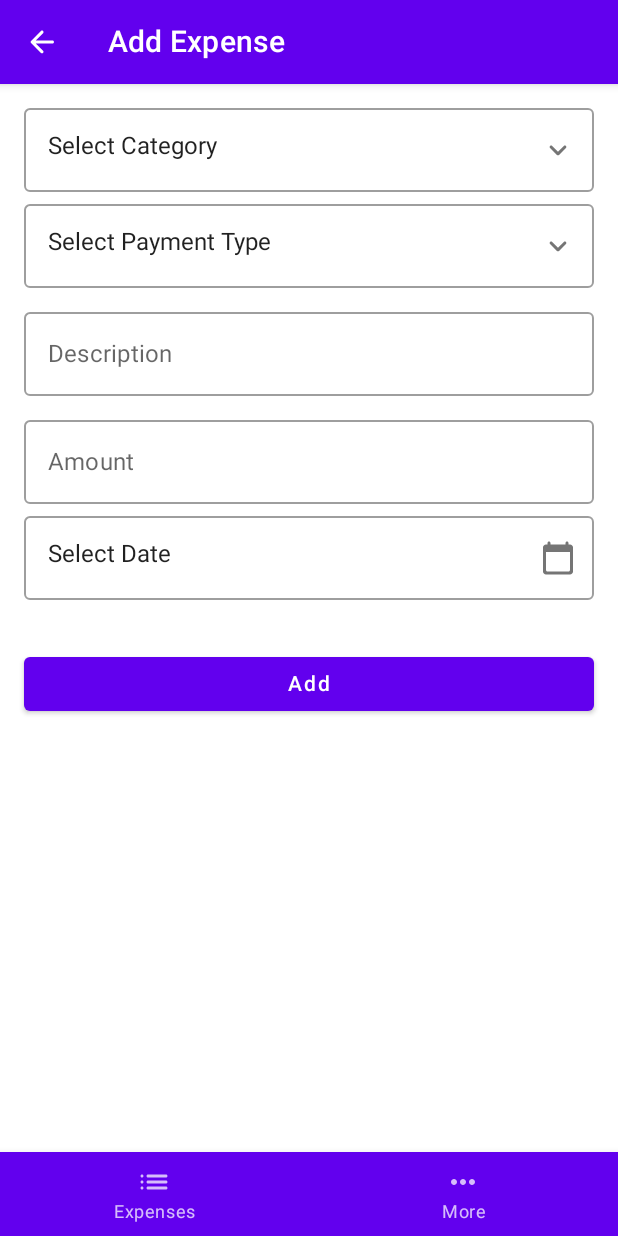
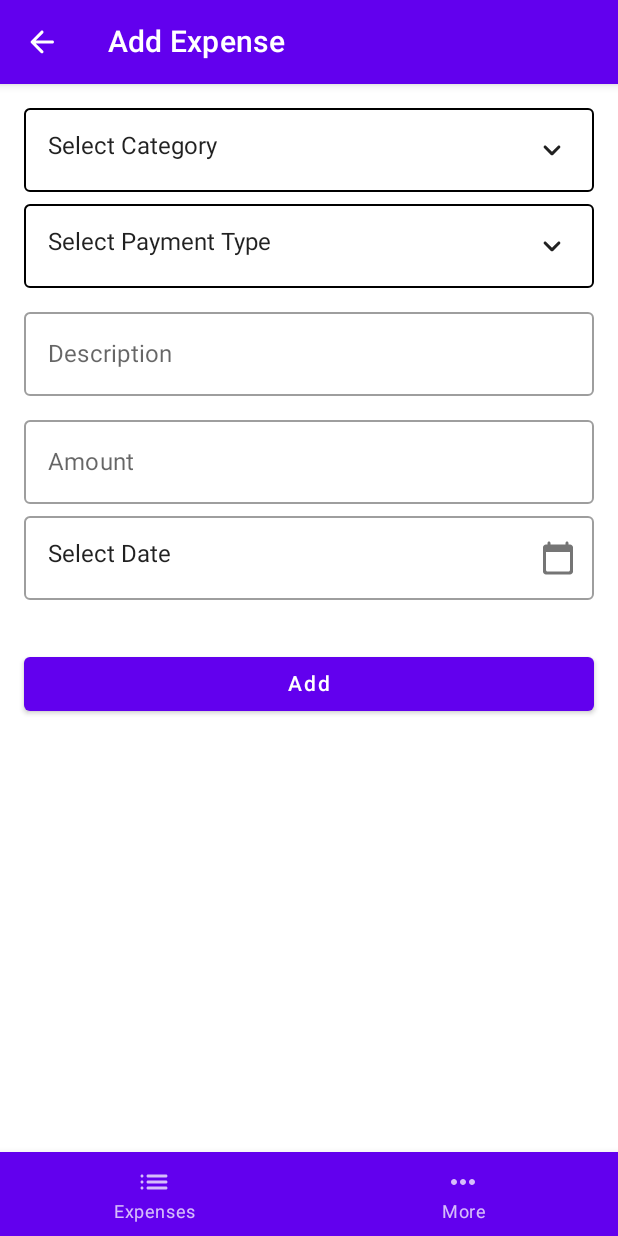
Before and after one commit to vengateshm/android_jetpack_compose_expense_tracker, an Android app built with Jetpack Compose: the expense_add screen opened through its navigation route, on a phone screen of 412 x 824 dp. Run offline under Robolectric (Android 15) with nearby library versions, the light colour scheme and no system bars; our stand-ins replace Dagger/Hilt's generated code, Room's generated code.

Commit message:
outline dropdown holder composable created

```diff
--- a/app/src/main/java/com/android/vengateshm/expensetracker/presentation/expenseAdd/components/ExpenseAdd.kt
+++ b/app/src/main/java/com/android/vengateshm/expensetracker/presentation/expenseAdd/components/ExpenseAdd.kt
@@ -6,8 +6,6 @@ import androidx.compose.foundation.text.KeyboardOptions
 import androidx.compose.material.*
 import androidx.compose.material.icons.Icons
 import androidx.compose.material.icons.rounded.CalendarToday
-import androidx.compose.material.icons.rounded.KeyboardArrowDown
-import androidx.compose.material.icons.rounded.KeyboardArrowUp
 import androidx.compose.runtime.Composable
 import androidx.compose.ui.Modifier
 import androidx.compose.ui.res.stringResource
@@ -44,27 +42,11 @@ fun ExpenseAdd(
             .padding(16.dp)
     ) {
         Box {
-            OutlinedTextField(
-                modifier = Modifier
-                    .fillMaxWidth(),
-                value = selectedExpenseCategoryName,
-                onValueChange = {
-
-                },
-                enabled = true,
-                trailingIcon = {
-                    Icon(
-                        imageVector = if (categoryListDropdownExpanded) Icons.Rounded.KeyboardArrowUp else
-                            Icons.Rounded.KeyboardArrowDown,
-                        contentDescription = null,
-                        modifier = Modifier.clickable(
-                            onClick = {
-                                onExpenseCategoryDropDownButtonClicked(categoryListDropdownExpanded.not())
-                            }),
-                    )
-                },
-                readOnly = true
-            )
+            OutlinedDropDownContainer(labelName = selectedExpenseCategoryName,
+                isExpanded = categoryListDropdownExpanded,
+                onDropDownClicked = {
+                    onExpenseCategoryDropDownButtonClicked(it)
+                })
             DropdownMenu(modifier = Modifier
                 .fillMaxWidth(),
                 expanded = categoryListDropdownExpanded,
@@ -84,27 +66,11 @@ fun ExpenseAdd(
         Spacer(Modifier.height(8.dp))
 
         Box {
-            OutlinedTextField(
-                modifier = Modifier
-                    .fillMaxWidth(),
-                value = selectedPaymentTypeName,
-                onValueChange = {
-
-                },
-                enabled = true,
-                trailingIcon = {
-                    Icon(
-                        imageVector = if (paymentTypeListDropdownExpanded) Icons.Rounded.KeyboardArrowUp else
-                            Icons.Rounded.KeyboardArrowDown,
-                        contentDescription = null,
-                        modifier = Modifier.clickable(
-                            onClick = {
-                                onPaymentTypeDropDownButtonClicked(paymentTypeListDropdownExpanded.not())
-                            }),
-                    )
-                },
-                readOnly = true
-            )
+            OutlinedDropDownContainer(labelName = selectedPaymentTypeName,
+                isExpanded = paymentTypeListDropdownExpanded,
+                onDropDownClicked = {
+                    onPaymentTypeDropDownButtonClicked(it)
+                })
             DropdownMenu(modifier = Modifier
                 .fillMaxWidth(),
                 expanded = paymentTypeListDropdownExpanded,
--- /dev/null
+++ b/app/src/main/java/com/android/vengateshm/expensetracker/presentation/expenseAdd/components/OutlinedDropdown.kt
@@ -0,0 +1,43 @@
+package com.android.vengateshm.expensetracker.presentation.expenseAdd.components
+
+import androidx.compose.foundation.border
+import androidx.compose.foundation.clickable
+import androidx.compose.foundation.layout.Row
+import androidx.compose.foundation.layout.fillMaxWidth
+import androidx.compose.foundation.layout.padding
+import androidx.compose.foundation.shape.RoundedCornerShape
+import androidx.compose.material.Icon
+import androidx.compose.material.Text
+import androidx.compose.material.icons.Icons
+import androidx.compose.material.icons.rounded.KeyboardArrowDown
+import androidx.compose.material.icons.rounded.KeyboardArrowUp
+import androidx.compose.runtime.Composable
+import androidx.compose.ui.Modifier
+import androidx.compose.ui.graphics.Color
+import androidx.compose.ui.unit.dp
+
+@Composable
+fun OutlinedDropDownContainer(labelName: String, isExpanded: Boolean, onDropDownClicked: (Boolean) -> Unit) {
+    Row(
+        modifier = Modifier
+            .fillMaxWidth()
+            .border(
+                width = 1.dp,
+                color = Color.Black,
+                shape = RoundedCornerShape(4.dp)
+            )
+            .clickable {
+                onDropDownClicked(isExpanded.not())
+            }.padding(horizontal = 16.dp,
+            vertical = 16.dp)
+    ) {
+        Text(
+            modifier = Modifier.weight(weight = 1f),
+            text = labelName
+        )
+        Icon(
+            imageVector = if (isExpanded) Icons.Rounded.KeyboardArrowUp else Icons.Rounded.KeyboardArrowDown,
+            contentDescription = null,
+        )
+    }
+}
```
